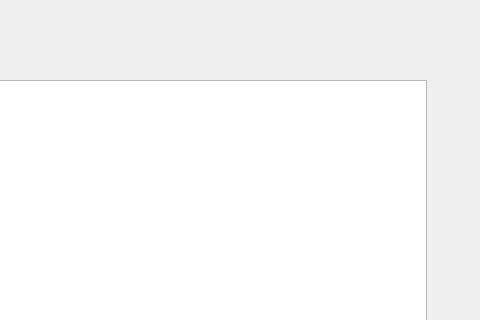
Above: timetable.ui from breadog/Course_selection_system before the change; both pictures show x 524 to 1004 and y 0 to 320 of the 1004 by 621 pixel window. Below: the same form after it.
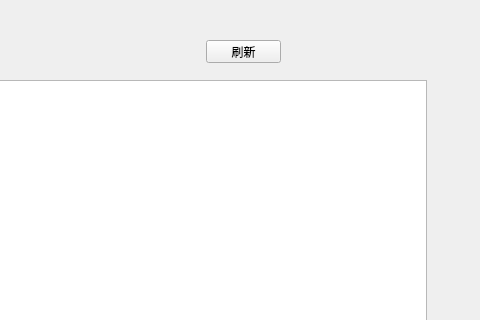
That is the form after the change.

```diff
--- a/timetable.ui
+++ b/timetable.ui
@@ -85,6 +85,19 @@
     <string>返回登录</string>
    </property>
   </widget>
+  <widget class="QPushButton" name="refresh">
+   <property name="geometry">
+    <rect>
+     <x>730</x>
+     <y>40</y>
+     <width>75</width>
+     <height>23</height>
+    </rect>
+   </property>
+   <property name="text">
+    <string>刷新</string>
+   </property>
+  </widget>
  </widget>
  <resources/>
  <connections/>
```
